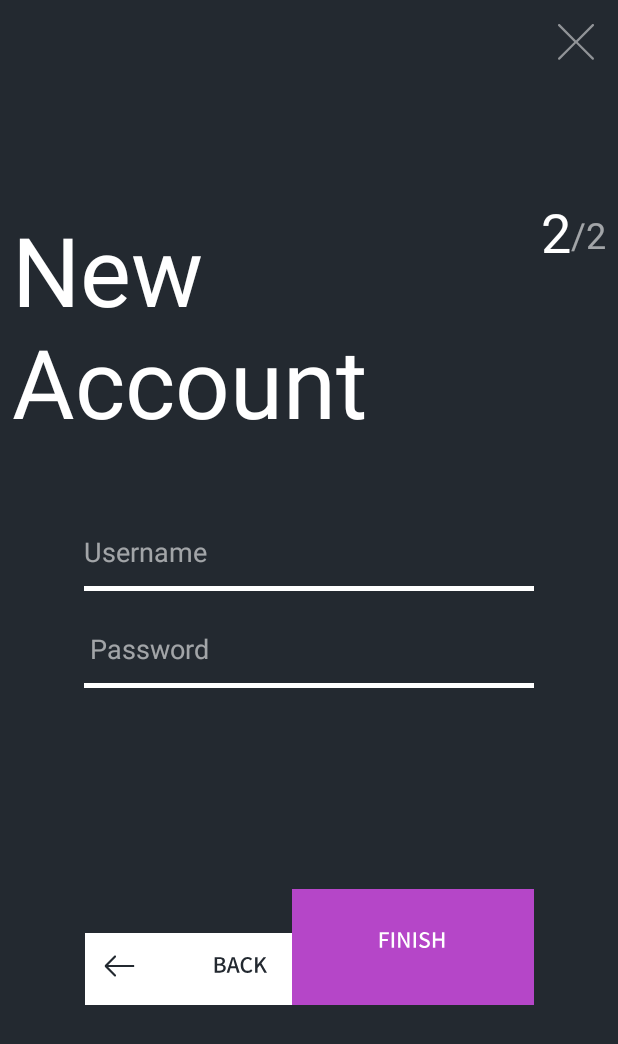
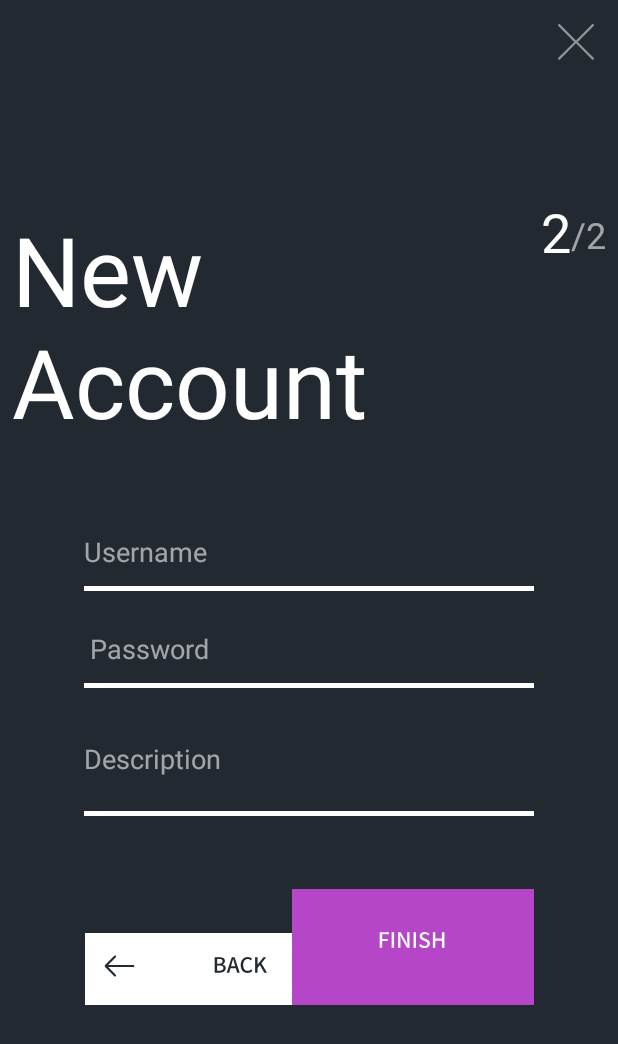
Before and after one commit to ThomasSoares/Augmento, an Android app: the SignUp2Activity screen opened directly, with no data from a screen before it, on a phone screen of 412 x 824 dp. Shown: the top 1044 px of the screen. Run offline under Robolectric (Android 15) with nearby library versions, the phone set to English and light mode, and no system bars; our stand-ins replace Firebase (no records; nobody signed in at launch, a user with empty details on screens opened directly); Roboto replaces fonts that are not available here.

```diff
--- a/app/build.gradle
+++ b/app/build.gradle
@@ -39,5 +39,8 @@ dependencies {
     api 'com.theartofdev.edmodo:android-image-cropper:2.8.+'
     implementation 'com.google.firebase:firebase-storage:16.0.5'
     implementation 'com.squareup.picasso:picasso:2.5.2'
+    implementation 'com.google.android:flexbox:1.1.0'
+    implementation 'androidx.recyclerview:recyclerview:1.0.0'
+    implementation 'androidx.constraintlayout:constraintlayout:1.1.3'
 }
 apply plugin: 'com.google.gms.google-services'
--- a/app/src/main/java/com/example/thomas/augmento/SignUp2Activity.java
+++ b/app/src/main/java/com/example/thomas/augmento/SignUp2Activity.java
@@ -28,7 +28,7 @@ public class SignUp2Activity extends AppCompatActivity implements View.OnClickLi
 
     ConstraintLayout background;
     TextView signUpTextView, numeratorTextView, denominatorTextView;
-    EditText usernameEditText, passwordEditText;
+    EditText usernameEditText, passwordEditText, descriptionEditText;
     ImageView cancelButton;
     ImageView finishButton,backButon;
 
@@ -46,6 +46,7 @@ public class SignUp2Activity extends AppCompatActivity implements View.OnClickLi
         denominatorTextView=findViewById(R.id.denominatorTextView);
         usernameEditText=findViewById(R.id.usernameEditText);
         passwordEditText=findViewById(R.id.passwordEditText);
+        descriptionEditText=findViewById(R.id.descriptionEditText);
         finishButton=findViewById(R.id.finishButton);
         backButon=findViewById(R.id.backButton);
         cancelButton=findViewById(R.id.cancelButton);
@@ -120,11 +121,15 @@ public class SignUp2Activity extends AppCompatActivity implements View.OnClickLi
         String firstName=getIntent().getStringExtra("firstName");
         String lastName=getIntent().getStringExtra("lastName");
         String username=usernameEditText.getText().toString();
+        String description=descriptionEditText.getText().toString();
 
         HashMap userMap=new HashMap();
         userMap.put(getString(R.string.firstName),firstName);
         userMap.put(getString(R.string.lastName),lastName);
         userMap.put(getString(R.string.username),username);
+        userMap.put(getString(R.string.description),description);
+        userMap.put(getString(R.string.profileImage),"https://firebasestorage.googleapis.com/v0/b/augmento-84ddb.appspot.com/o/Profile%20Images%2Fdefault.jpg?alt=media&token=37174551-0a0f-4709-bfbd-ba11c99ad863");
+
 
         // Initialize Firebase Auth
 
@@ -158,7 +163,7 @@ public class SignUp2Activity extends AppCompatActivity implements View.OnClickLi
                     public void onComplete(@NonNull Task<AuthResult> task) {
                         if (task.isSuccessful()) {
                             // Sign in success, update UI with the signed-in user's information
-                            User user=new User(usernameEditText.getText().toString(), getIntent().getStringExtra("firstName"), getIntent().getStringExtra("lastName"), getIntent().getStringExtra("email"));
+                            User user=new User(usernameEditText.getText().toString(), getIntent().getStringExtra("firstName"), getIntent().getStringExtra("lastName"), getIntent().getStringExtra("email"), descriptionEditText.getText().toString());
 
                             //adding in the local storage
                             LocalStorage localStorage=new LocalStorage(getApplicationContext());
@@ -166,6 +171,7 @@ public class SignUp2Activity extends AppCompatActivity implements View.OnClickLi
                             localStorage.addStorage(getString(R.string.firstName),user.getFirstName());
                             localStorage.addStorage(getString(R.string.lastName),user.getLastName());
                             localStorage.addStorage(getString(R.string.email),user.getEmail());
+                            localStorage.addStorage(getString(R.string.description), user.getDescription());
 
                             saveUserInfo();
 
--- /dev/null
+++ b/app/src/main/res/drawable/ic_search_white_24dp.xml
@@ -0,0 +1,5 @@
+<vector android:height="24dp" android:tint="#FFFFFF"
+    android:viewportHeight="24.0" android:viewportWidth="24.0"
+    android:width="24dp" xmlns:android="http://schemas.android.com/apk/res/android">
+    <path android:fillColor="#FF000000" android:pathData="M15.5,14h-0.79l-0.28,-0.27C15.41,12.59 16,11.11 16,9.5 16,5.91 13.09,3 9.5,3S3,5.91 3,9.5 5.91,16 9.5,16c1.61,0 3.09,-0.59 4.23,-1.57l0.27,0.28v0.79l5,4.99L20.49,19l-4.99,-5zM9.5,14C7.01,14 5,11.99 5,9.5S7.01,5 9.5,5 14,7.01 14,9.5 11.99,14 9.5,14z"/>
+</vector>
--- a/app/src/main/res/layout/activity_sign_up2.xml
+++ b/app/src/main/res/layout/activity_sign_up2.xml
@@ -7,6 +7,33 @@
     android:layout_height="match_parent"
     android:background="@color/colorPrimary"
     tools:context=".SignUp2Activity">
+
+    <ImageView
+        android:id="@+id/descriptionLine"
+        android:layout_width="wrap_content"
+        android:layout_height="wrap_content"
+        app:layout_constraintEnd_toEndOf="parent"
+        app:layout_constraintHorizontal_bias="0.5"
+        app:layout_constraintStart_toStartOf="parent"
+        app:layout_constraintTop_toBottomOf="@+id/descriptionEditText"
+        app:srcCompat="@drawable/ic_email_edit_text" />
+
+    <EditText
+        android:id="@+id/descriptionEditText"
+        android:layout_width="300dp"
+        android:layout_height="69dp"
+        android:layout_marginTop="16dp"
+        android:layout_marginEnd="8dp"
+        android:backgroundTint="@android:color/transparent"
+        android:ems="10"
+        android:hint="Description"
+        android:inputType="textMultiLine"
+        android:textColor="@color/colorText"
+        android:textColorHint="@color/colorTextFade"
+        app:layout_constraintEnd_toEndOf="parent"
+        app:layout_constraintHorizontal_bias="0.5"
+        app:layout_constraintStart_toStartOf="parent"
+        app:layout_constraintTop_toBottomOf="@+id/passwordEditText" />
 
     <EditText
         android:id="@+id/passwordEditText"
--- a/app/src/main/res/values/strings.xml
+++ b/app/src/main/res/values/strings.xml
@@ -14,7 +14,7 @@
     <string name="email">Email</string>
     <string name="password">Password</string>
     <string name="description">Description</string>
-
+    <string name="profileImage">ProfileImage</string>
     <!-- TODO: Remove or change this placeholder text -->
     <string name="hello_blank_fragment">Hello blank fragment</string>
 </resources>
```
Also changed, not shown: app/src/main/java/com/example/thomas/augmento/HomeFragment.java (+6 -3 lines), app/src/main/java/com/example/thomas/augmento/ProfileFragment.java (+41 -53 lines), app/src/main/java/com/example/thomas/augmento/User.java (+9 -1 lines), app/src/main/res/layout/fragment_home.xml (+18 -0 lines), app/src/main/res/layout/fragment_profile.xml (+14 -3 lines), app/src/main/res/layout/fragment_search.xml (+34 -9 lines).
